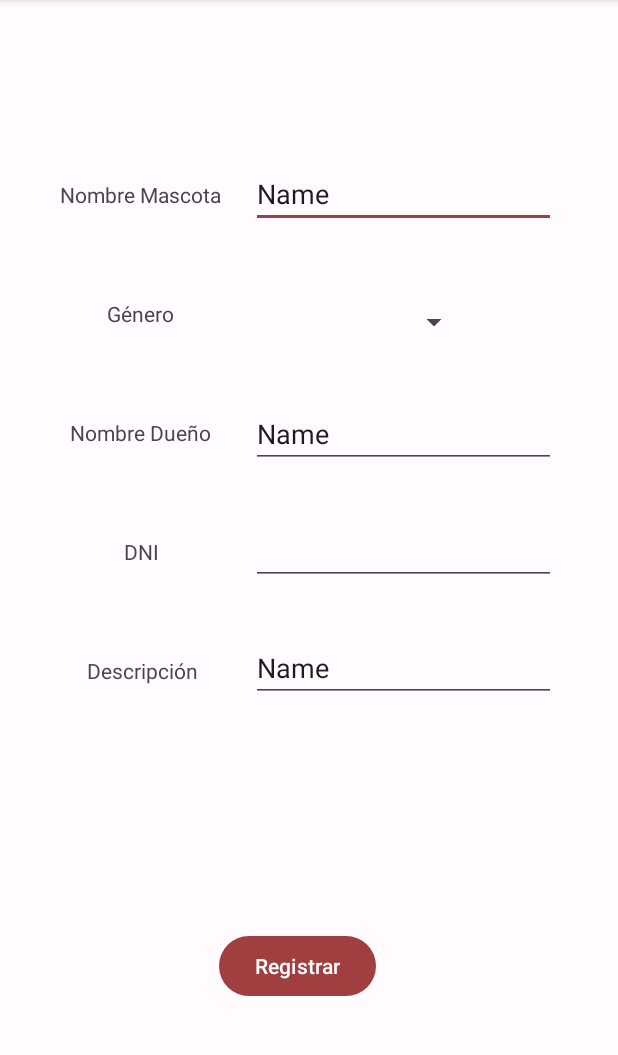
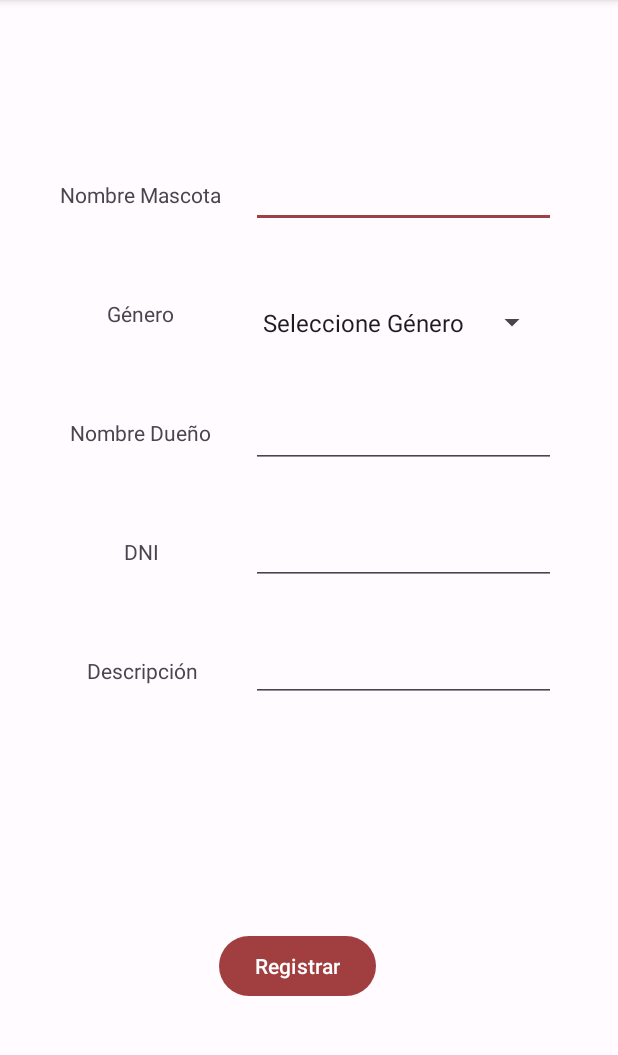
Before and after one commit to ElianneTicse/LAB3_IOT, an Android app: the RegistroActivity screen opened directly, with no data from a screen before it, after a tap on "Registrar", on a phone screen of 412 x 824 dp, the part 96-1151 px from its top. Run offline under Robolectric (Android 15) with nearby library versions, the phone set to English and light mode, and no system bars.

Commit message:
Registro terminado? y aparición en historial

```diff
--- a/app/src/main/java/edu/pe/pucp/lab3_iot/RegistroActivity.java
+++ b/app/src/main/java/edu/pe/pucp/lab3_iot/RegistroActivity.java
@@ -6,6 +6,7 @@ import android.os.Bundle;
 import android.view.View;
 import android.widget.EditText;
 import android.widget.Spinner;
+import android.widget.Toast;
 
 import edu.pe.pucp.lab3_iot.Entities.Listas;
 import edu.pe.pucp.lab3_iot.Entities.Mascotita;
@@ -16,8 +17,6 @@ public class RegistroActivity extends AppCompatActivity {
     protected void onCreate(Bundle savedInstanceState) {
         super.onCreate(savedInstanceState);
         setContentView(R.layout.activity_registro);
-
-
     }
 
 
@@ -34,8 +33,12 @@ public class RegistroActivity extends AppCompatActivity {
         String dniStr = dni.getText().toString();
         String descripcionStr = descripcion.getText().toString();
 
-        Mascotita mascota = new Mascotita(nombreMascotaStr,generoStr,nombreDuenioStr,dniStr,descripcionStr);
-        Listas.addMascota(mascota);
+        if(!nombreMascotaStr.isEmpty() && !(genero.getSelectedItemPosition()==0)&& !nombreDuenioStr.isEmpty() && !dniStr.isEmpty() && !descripcionStr.isEmpty()) {
+            Mascotita mascota = new Mascotita(nombreMascotaStr, generoStr, nombreDuenioStr, dniStr, descripcionStr);
+            Listas.addMascota(mascota);
+        }else{
+            Toast.makeText(RegistroActivity.this, "Debes rellenar todos los campos", Toast.LENGTH_SHORT).show();
+        }
 
     }
 }
--- a/app/src/main/res/layout/activity_registro.xml
+++ b/app/src/main/res/layout/activity_registro.xml
@@ -71,15 +71,15 @@
         android:layout_marginTop="110dp"
         android:ems="10"
         android:inputType="textPersonName"
-        android:text="Name"
         app:layout_constraintStart_toEndOf="@+id/textView"
         app:layout_constraintTop_toTopOf="parent" />
 
     <Spinner
         android:id="@+id/spinner_genero"
-        android:layout_width="146dp"
+        android:layout_width="wrap_content"
         android:layout_height="30dp"
         android:layout_marginTop="48dp"
+        android:entries="@array/generos"
         app:layout_constraintEnd_toEndOf="@+id/et_nombremascota"
         app:layout_constraintHorizontal_bias="0.0"
         app:layout_constraintStart_toStartOf="@+id/et_nombremascota"
@@ -92,7 +92,6 @@
         android:layout_marginTop="40dp"
         android:ems="10"
         android:inputType="textPersonName"
-        android:text="Name"
         app:layout_constraintEnd_toEndOf="@+id/spinner_genero"
         app:layout_constraintHorizontal_bias="0.0"
         app:layout_constraintStart_toStartOf="@+id/spinner_genero"
@@ -117,7 +116,6 @@
         android:layout_marginTop="36dp"
         android:ems="10"
         android:inputType="textPersonName"
-        android:text="Name"
         app:layout_constraintEnd_toEndOf="@+id/et_dni"
         app:layout_constraintHorizontal_bias="0.0"
         app:layout_constraintStart_toStartOf="@+id/et_dni"
--- a/app/src/main/res/values/strings.xml
+++ b/app/src/main/res/values/strings.xml
@@ -1,3 +1,8 @@
 <resources>
     <string name="app_name">LAB3_IOT</string>
+    <string-array name="generos">
+        <item>Seleccione Género</item>
+        <item>Masculino</item>
+        <item>Femenino</item>
+    </string-array>
 </resources>
```
Also changed, not shown: app/src/main/java/edu/pe/pucp/lab3_iot/EmergenciaActivity.java (+19 -0 lines).
